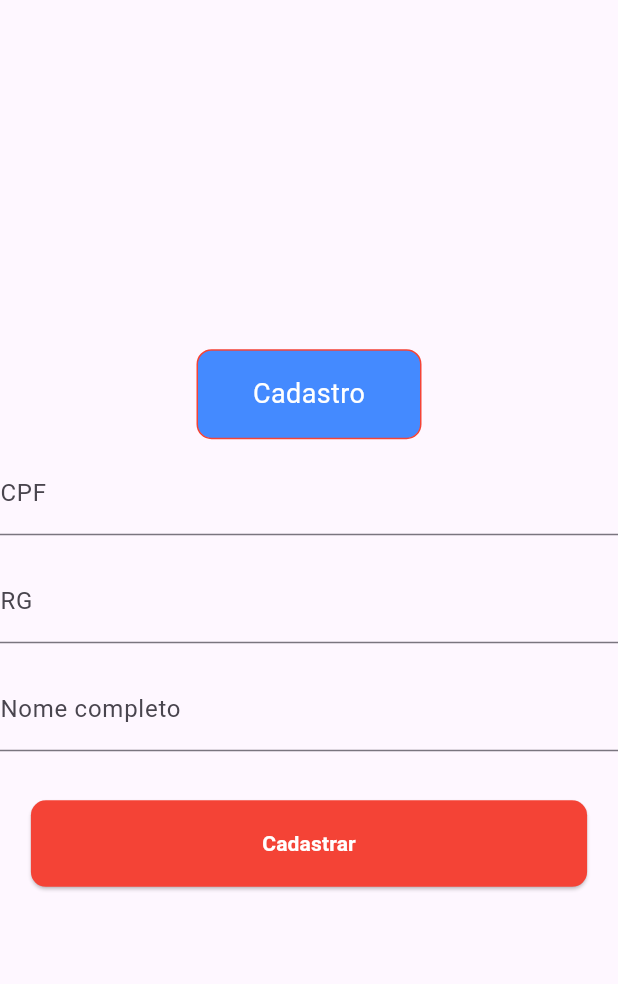
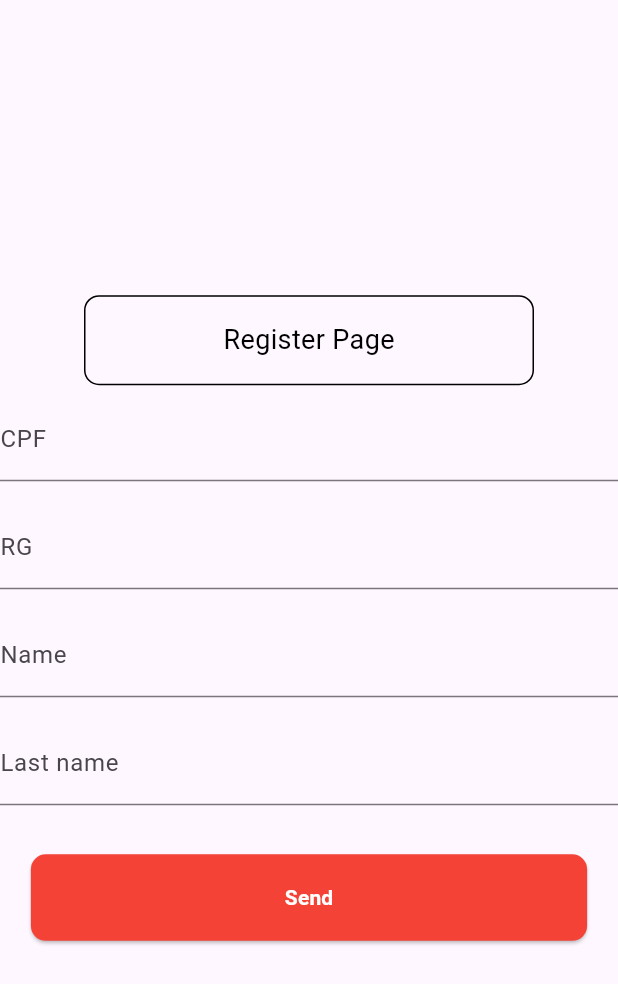
Before and after one commit to atanazio95/quero_viajar, a Flutter app: the RegisterPage screen opened directly, on a phone screen of 412 x 824 dp. Shown: the top 984 px of the screen. Run offline on Flutter 3.47's test engine with Material 3 defaults, Android fonts, the phone set to English and light mode, and no system bars.

Commit message:
componentizacao e ajustes no layout

```diff
--- a/lib/views/tela_login/views/register/views/registerPage.dart
+++ b/lib/views/tela_login/views/register/views/registerPage.dart
@@ -20,25 +20,30 @@ class _RegisterPageState extends State<RegisterPage> {
         mainAxisAlignment: MainAxisAlignment.center,
         children: [
           Container(
-              alignment: Alignment.center,
-              width: 150,
-              height: 60,
-              decoration: BoxDecoration(
-                  color: Colors.blueAccent,
-                  borderRadius: BorderRadius.circular(10),
-                  border: Border.all(width: 1, color: Colors.red)),
-              child: Text(
-                'Cadastro',
-                style: TextStyle(fontSize: 18, color: Colors.white),
-              )),
+            alignment: Alignment.center,
+            width: 300,
+            height: 60,
+            decoration: BoxDecoration(
+                // color: Colors.red,
+                borderRadius: BorderRadius.circular(10),
+                border: Border.all(
+                  width: 1,
+                )),
+            child: const Text(
+              'Register Page',
+              style: TextStyle(fontSize: 18, color: Colors.black),
+            ),
+          ),
           TextFormFieldDefault(
               controllerTextformField: cpfTextController, labelText: 'CPF'),
           TextFormFieldDefault(
               controllerTextformField: rgTextController, labelText: 'RG'),
           TextFormFieldDefault(
+              controllerTextformField: nameTextController, labelText: 'Name'),
+          TextFormFieldDefault(
               controllerTextformField: nameTextController,
-              labelText: 'Nome completo'),
-          BottonDefault(text: 'Cadastrar', onTap: () {})
+              labelText: 'Last name'),
+          BottonDefault(text: 'Send', onTap: () {})
         ],
       ),
     );
```
